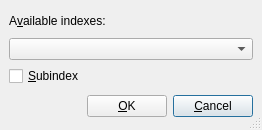
Above: src/frontends/qt4/ui/PrintindexUi.ui from cburschka/lyx before the change. Below: the same form after it.
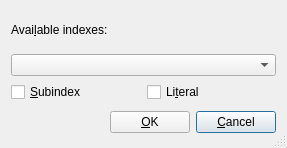
That is the form after the change.

Commit message:
Extend LATEXIFY command param handling and add literal param.
File format change.

This allows for the relevant InsetCommand-based dialogs (such as
citation text before/after, Bibitem label, hyperlink name etc.)
to provide both the input of verbatim code or text that is transformed
to proper LaTeX code.

Some dialogs (Nomencl, Href) already had some methods (although they
could not be toggled), which are now centralized and streamlined.

The initial work of this patch has been done by Georg Baum (see
http://www.lyx.org/trac/attachment/ticket/2751/x.diff)

Fixes: #2751, #8227.

```diff
--- a/src/frontends/qt4/ui/PrintindexUi.ui
+++ b/src/frontends/qt4/ui/PrintindexUi.ui
@@ -1,12 +1,12 @@
 <ui version="4.0" >
  <class>PrintindexUi</class>
- <widget class="QDialog" name="PrintindexUi" >
-  <property name="geometry" >
+ <widget class="QDialog" name="PrintindexUi">
+  <property name="geometry">
    <rect>
     <x>0</x>
     <y>0</y>
-    <width>262</width>
-    <height>130</height>
+    <width>287</width>
+    <height>148</height>
    </rect>
   </property>
   <property name="windowTitle" >
@@ -15,68 +15,28 @@
   <property name="sizeGripEnabled" >
    <bool>true</bool>
   </property>
-  <layout class="QGridLayout" >
-   <property name="margin" >
-    <number>9</number>
-   </property>
-   <property name="spacing" >
-    <number>6</number>
-   </property>
-   <item row="2" column="2" >
-    <widget class="QPushButton" name="cancelPB" >
-     <property name="text" >
-      <string>&amp;Cancel</string>
-     </property>
-     <property name="default" >
-      <bool>true</bool>
-     </property>
-    </widget>
-   </item>
-   <item row="2" column="1" >
-    <widget class="QPushButton" name="okPB" >
-     <property name="text" >
-      <string>&amp;OK</string>
-     </property>
-     <property name="default" >
-      <bool>false</bool>
-     </property>
-    </widget>
-   </item>
-   <item row="2" column="0" >
-    <spacer>
-     <property name="orientation" >
-      <enum>Qt::Horizontal</enum>
-     </property>
-     <property name="sizeHint" >
-      <size>
-       <width>78</width>
-       <height>29</height>
-      </size>
-     </property>
-    </spacer>
-   </item>
-   <item row="1" column="0" colspan="3" >
-    <widget class="QCheckBox" name="subindexCB" >
-     <property name="toolTip" >
-      <string>Check if this index should be part (e.g., a section) of the former one.</string>
-     </property>
-     <property name="text" >
-      <string>&amp;Subindex</string>
-     </property>
-    </widget>
-   </item>
-   <item row="0" column="0" colspan="3" >
-    <layout class="QVBoxLayout" >
-     <property name="margin" >
-      <number>0</number>
-     </property>
-     <property name="spacing" >
+  <layout class="QGridLayout" name="gridLayout">
+   <item row="0" column="0">
+    <layout class="QVBoxLayout">
+     <property name="spacing">
       <number>6</number>
      </property>
+     <property name="leftMargin">
+      <number>0</number>
+     </property>
+     <property name="topMargin">
+      <number>0</number>
+     </property>
+     <property name="rightMargin">
+      <number>0</number>
+     </property>
+     <property name="bottomMargin">
+      <number>0</number>
+     </property>
      <item>
-      <widget class="QLabel" name="indicesLA" >
-       <property name="text" >
-        <string>A&amp;vailable indexes:</string>
+      <widget class="QLabel" name="indicesLA">
+       <property name="text">
+        <string>Avai&amp;lable indexes:</string>
        </property>
        <property name="buddy" >
         <cstring>indicesCO</cstring>
@@ -84,14 +44,75 @@
       </widget>
      </item>
      <item>
-      <widget class="QComboBox" name="indicesCO" >
-       <property name="toolTip" >
+      <widget class="QComboBox" name="indicesCO">
+       <property name="toolTip">
         <string>Select the index that shall be printed at this place of the document.</string>
        </property>
       </widget>
      </item>
     </layout>
    </item>
+   <item row="1" column="0">
+    <layout class="QHBoxLayout" name="horizontalLayout_2">
+     <item>
+      <widget class="QCheckBox" name="subindexCB">
+       <property name="toolTip">
+        <string>Check if this index should be part (e.g., a section) of the former one.</string>
+       </property>
+       <property name="text">
+        <string>&amp;Subindex</string>
+       </property>
+      </widget>
+     </item>
+     <item>
+      <widget class="QCheckBox" name="literalCB">
+       <property name="toolTip">
+        <string>Pass index names literally to LaTeX. Check this if you want to use LaTeX code in index names.</string>
+       </property>
+       <property name="text">
+        <string>Li&amp;teral</string>
+       </property>
+      </widget>
+     </item>
+    </layout>
+   </item>
+   <item row="2" column="0">
+    <layout class="QHBoxLayout" name="horizontalLayout">
+     <item>
+      <spacer>
+       <property name="orientation">
+        <enum>Qt::Horizontal</enum>
+       </property>
+       <property name="sizeHint" stdset="0">
+        <size>
+         <width>78</width>
+         <height>29</height>
+        </size>
+       </property>
+      </spacer>
+     </item>
+     <item>
+      <widget class="QPushButton" name="okPB">
+       <property name="text">
+        <string>&amp;OK</string>
+       </property>
+       <property name="default">
+        <bool>false</bool>
+       </property>
+      </widget>
+     </item>
+     <item>
+      <widget class="QPushButton" name="cancelPB">
+       <property name="text">
+        <string>&amp;Cancel</string>
+       </property>
+       <property name="default">
+        <bool>true</bool>
+       </property>
+      </widget>
+     </item>
+    </layout>
+   </item>
   </layout>
  </widget>
  <tabstops>
```
Left out of the diff: 11 changed lines with no effect on the pictures. The commit also changes 24 other files.
